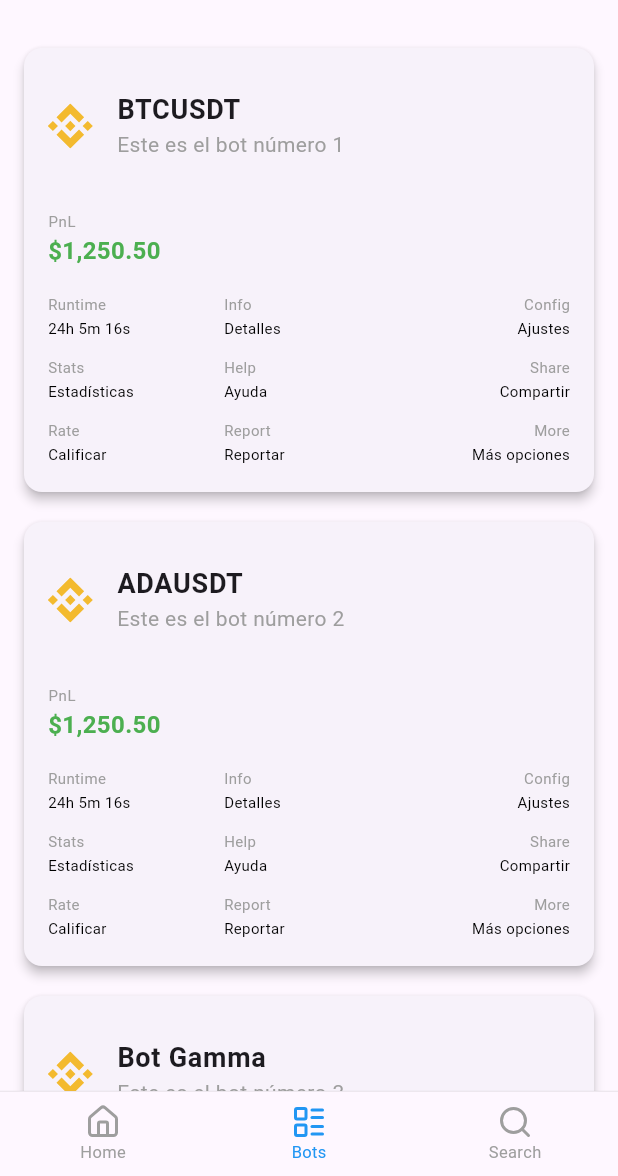
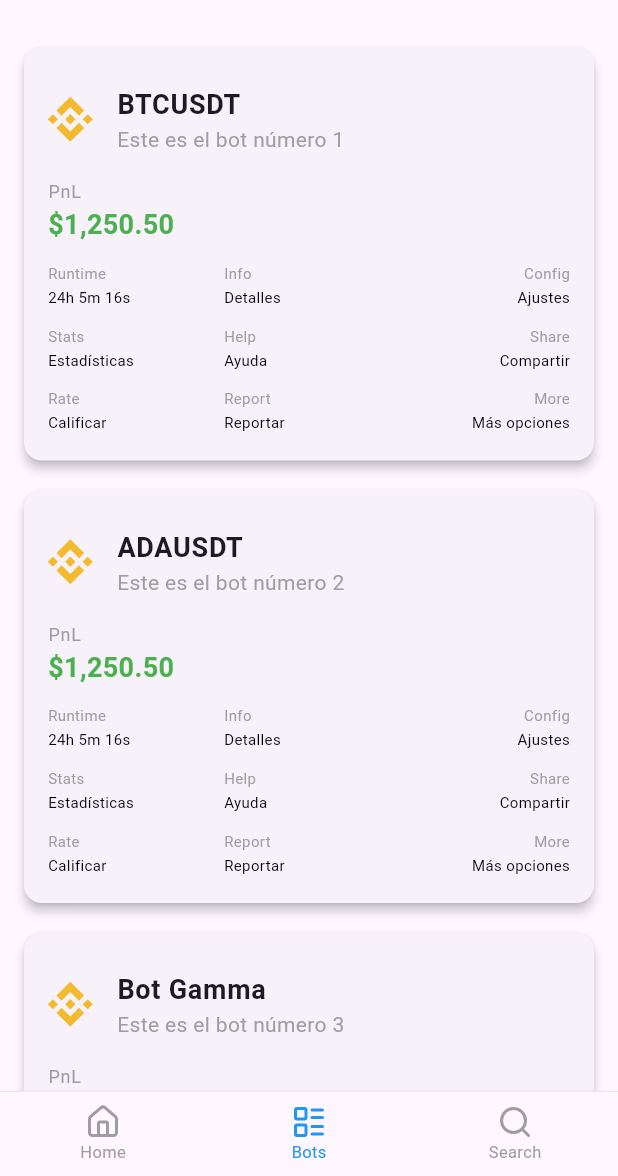
Before and after one commit to rey-sudo/blacker, a Flutter app: the screen it shows after launch, item 2 of the bottom bar chosen, on a phone screen of 412 x 824 dp, the part 60-1236 px from its top. Run offline on Flutter 3.47's test engine with Material 3 defaults, Android fonts, the phone set to English and light mode, and no system bars; our stand-ins replace flutter_svg, get.

Commit message:
Update bots_page.dart

```diff
--- a/mobile/lib/pages/bots_page.dart
+++ b/mobile/lib/pages/bots_page.dart
@@ -56,9 +56,11 @@ class BotsPage extends StatelessWidget {
               child: Column(
                 crossAxisAlignment: CrossAxisAlignment.start,
                 children: [
-                  ListTile(
-                    contentPadding:
-                        EdgeInsets.zero, // para que no haya padding extra
+                  Container(
+                    child: ListTile(
+                      dense: true,
+                      visualDensity: const VisualDensity(vertical: -4),
+                      contentPadding: EdgeInsets.zero,
                       leading: SvgPicture.asset(
                         'assets/icons/binance.svg',
                         width: 30,
@@ -73,25 +75,32 @@ class BotsPage extends StatelessWidget {
                       ),
                       subtitle: Text(
                         bot["description"] ?? "Sin descripción",
-                      style: const TextStyle(fontSize: 14, color: Colors.grey),
+                        style: const TextStyle(
+                          fontSize: 14,
+                          color: Colors.grey,
+                        ),
+                      ),
                     ),
                   ),
 
-                  ListTile(
+                  Container(
+                    child: ListTile(
+                      dense: true,
+                      contentPadding: EdgeInsets.zero,
                       title: const Text(
                         'PnL',
-                      style: TextStyle(color: Colors.grey, fontSize: 10),
+                        style: TextStyle(color: Colors.grey, fontSize: 12),
                       ),
-                    contentPadding: EdgeInsets.zero,
                       subtitle: const Text(
                         '\$1,250.50',
                         style: TextStyle(
                           color: Colors.green,
                           fontWeight: FontWeight.bold,
-                        fontSize: 16,
+                          fontSize: 18,
                         ),
                       ),
                       onTap: () => print("${bot["name"]} - PnL presionado"),
+                    ),
                   ),
 
                   SizedBox(
```
Lines whose indentation alone changed are shown as unchanged.
